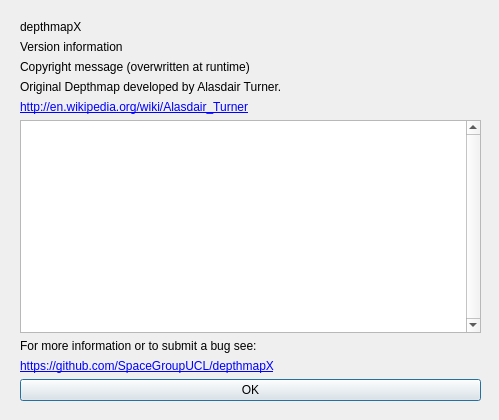
varoudis/depthmapX, file depthmapX/UI/AboutDlg.ui: the form before one commit.
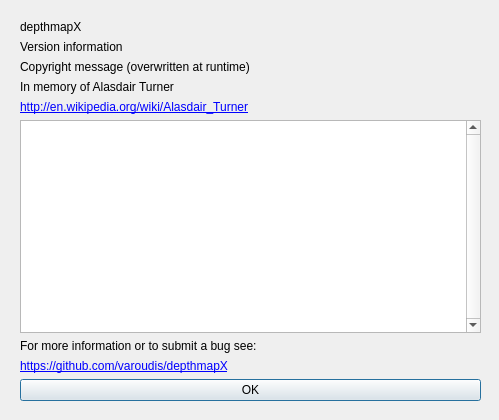
The form after the commit.

```diff
--- a/depthmapX/UI/AboutDlg.ui
+++ b/depthmapX/UI/AboutDlg.ui
@@ -47,7 +47,7 @@
     <item>
      <widget class="QLabel" name="label_3">
       <property name="text">
-       <string>Original Depthmap developed by Alasdair Turner.</string>
+       <string>In memory of Alasdair Turner</string>
       </property>
      </widget>
     </item>
@@ -78,7 +78,7 @@
     <item>
      <widget class="QLabel" name="c_vrlink">
       <property name="text">
-       <string>&lt;html&gt;&lt;head/&gt;&lt;body&gt;&lt;p&gt;&lt;a href=&quot;https://github.com/SpaceGroupUCL/depthmapX&quot;&gt;&lt;span style=&quot; text-decoration: underline; color:#0000ff;&quot;&gt;https://github.com/SpaceGroupUCL/depthmapX&lt;/span&gt;&lt;/a&gt;&lt;/p&gt;&lt;/body&gt;&lt;/html&gt;</string>
+       <string>&lt;html&gt;&lt;head/&gt;&lt;body&gt;&lt;p&gt;&lt;a href=&quot;https://github.com/SpaceGroupUCL/depthmapX&quot;&gt;&lt;span style=&quot; text-decoration: underline; color:#0000ff;&quot;&gt;https://github.com/varoudis/depthmapX&lt;/span&gt;&lt;/a&gt;&lt;/p&gt;&lt;/body&gt;&lt;/html&gt;</string>
       </property>
      </widget>
     </item>
```
